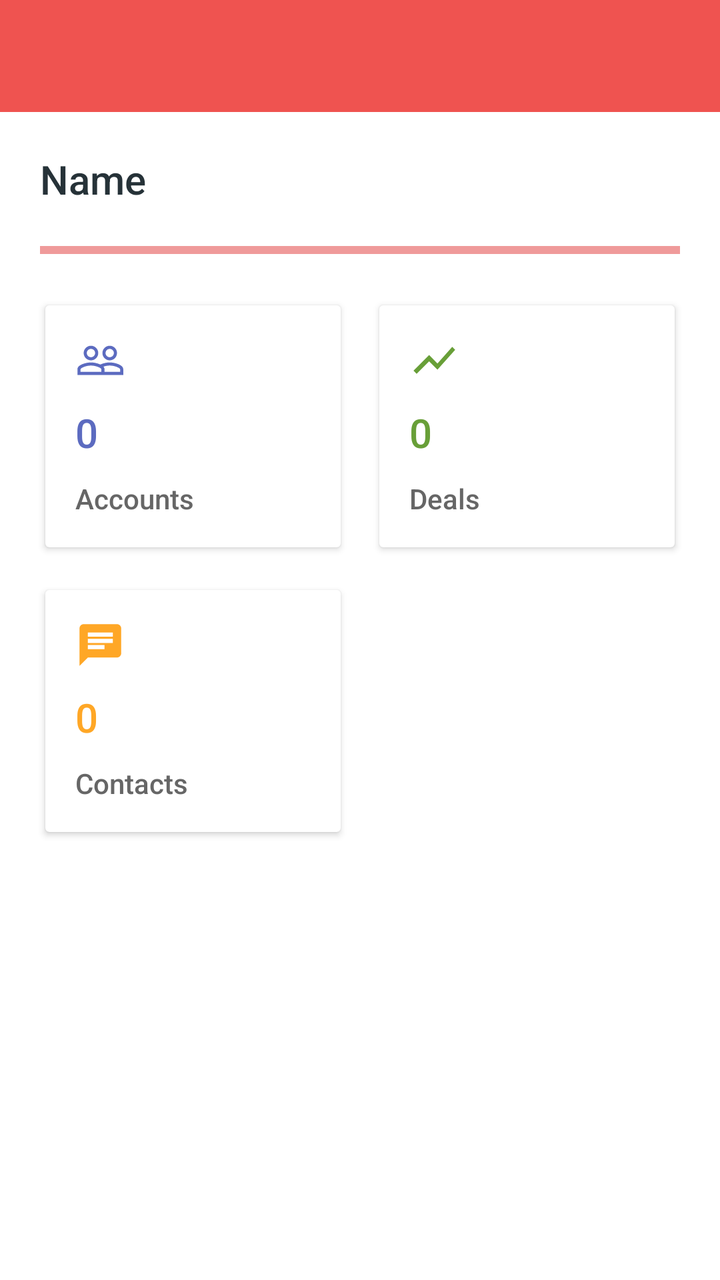
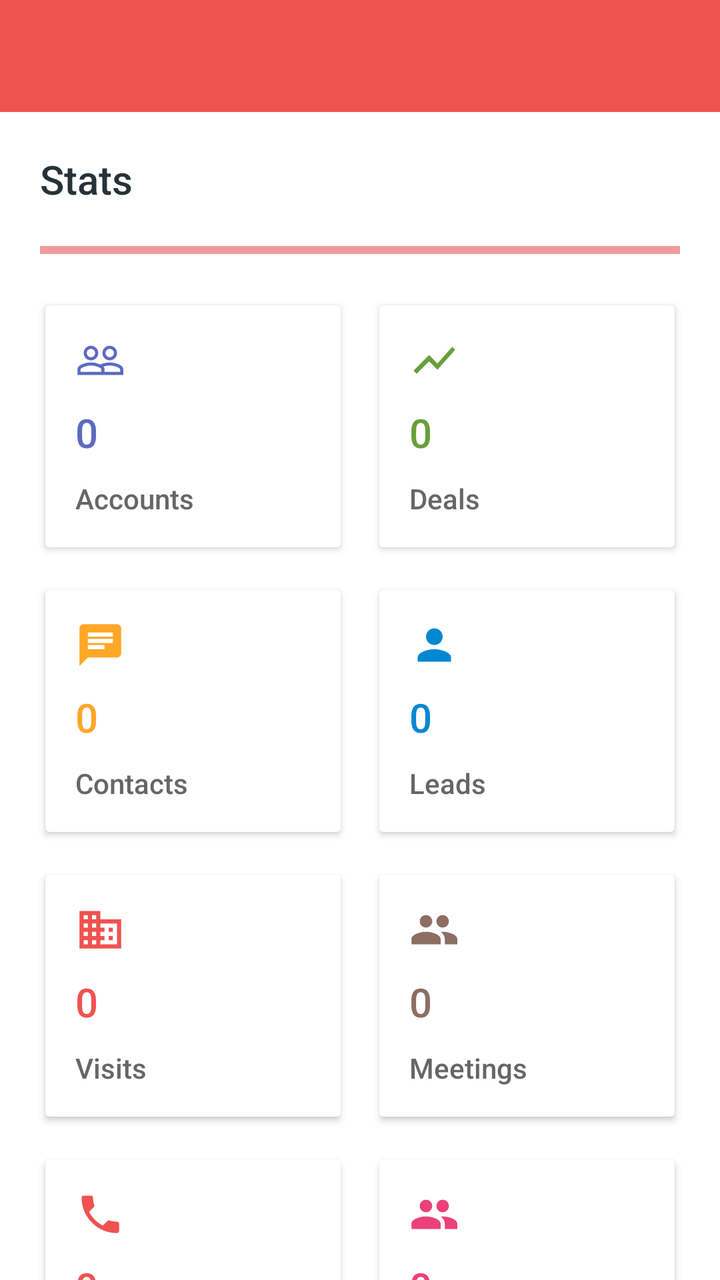

Before-and-after screenshots of an Android layout around one commit, followed by the original layout XML and the change that was made.
<!-- AndroidManifest.xml: application theme AppTheme -->
<!-- res/layout/activity_stats.xml -->
<?xml version="1.0" encoding="utf-8"?>
<LinearLayout xmlns:android="http://schemas.android.com/apk/res/android"
    xmlns:app="http://schemas.android.com/apk/res-auto"
    xmlns:tools="http://schemas.android.com/tools"
    android:id="@+id/main"
    android:orientation="vertical"
    android:layout_width="match_parent"
    android:layout_height="match_parent"
    tools:context=".UNUSEDAccountsActivity">

    <com.google.android.material.appbar.AppBarLayout
        android:layout_width="match_parent"
        android:layout_height="wrap_content">

        <include layout="@layout/toolbar" />

    </com.google.android.material.appbar.AppBarLayout>

    <androidx.core.widget.NestedScrollView xmlns:android="http://schemas.android.com/apk/res/android"
        xmlns:app="http://schemas.android.com/apk/res-auto"
        android:id="@+id/nested_content"
        android:layout_width="match_parent"
        android:layout_height="match_parent"
        android:background="@android:color/white"
        android:clipToPadding="false"
        android:scrollbars="none"
        android:scrollingCache="true"
        app:layout_behavior="@string/appbar_scrolling_view_behavior">

        <LinearLayout
            android:layout_width="match_parent"
            android:layout_height="wrap_content"
            android:orientation="vertical">

            
            
            
            
            
            
            
            



            <TextView
                android:layout_marginTop="@dimen/spacing_mlarge"
                android:layout_width="wrap_content"
                android:layout_height="wrap_content"
                android:text="Name"
                android:layout_marginLeft="@dimen/spacing_mlarge"
                android:layout_marginRight="@dimen/spacing_mlarge"
                android:id="@+id/profileNameTextView"
                android:textAppearance="@style/TextAppearance.AppCompat.Title"
                android:textColor="@color/blue_grey_900"
                app:fontFamily="sans-serif-medium" />




            <View
                android:layout_width="match_parent"
                android:layout_height="4dp"
                android:layout_margin="@dimen/spacing_mlarge"
                android:background="@color/red_200" />

            <LinearLayout
                android:layout_width="match_parent"
                android:layout_height="wrap_content"
                android:layout_marginLeft="@dimen/spacing_smlarge"
                android:layout_marginRight="@dimen/spacing_smlarge"
                android:orientation="horizontal">

                <androidx.cardview.widget.CardView
                    android:layout_width="0dp"
                    android:layout_height="wrap_content"
                    android:layout_marginBottom="@dimen/spacing_xsmall"
                    android:layout_marginLeft="@dimen/spacing_xsmall"
                    android:layout_marginRight="@dimen/spacing_xsmall"
                    android:layout_marginTop="@dimen/spacing_xsmall"
                    android:layout_weight="1"
                    android:visibility="visible"
                    app:cardCornerRadius="2dp"
                    app:cardElevation="2dp"
                    app:cardUseCompatPadding="true">

                    <LinearLayout
                        android:layout_width="match_parent"
                        android:layout_height="wrap_content"
                        android:orientation="vertical"
                        android:padding="@dimen/spacing_large">

                        <ImageView
                            android:layout_width="@dimen/spacing_mxlarge"
                            android:layout_height="@dimen/spacing_mxlarge"
                            app:srcCompat="@drawable/ic_people_outline"
                            app:tint="@color/indigo_400" />

                        <TextView
                            android:layout_width="wrap_content"
                            android:layout_height="wrap_content"
                            android:textSize="20dp"
                            android:id="@+id/accountsNumberTextView"
                            android:layout_marginTop="@dimen/spacing_middle"
                            android:text="0"
                            android:textAppearance="@style/Base.TextAppearance.AppCompat.Body2"
                            android:textColor="@color/indigo_400" />

                        <TextView
                            android:layout_width="wrap_content"
                            android:layout_height="wrap_content"
                            android:layout_marginTop="@dimen/spacing_middle"
                            android:text="Accounts"
                            android:textAppearance="@style/Base.TextAppearance.AppCompat.Body2"
                            android:textColor="@color/grey_60" />

                    </LinearLayout>

                </androidx.cardview.widget.CardView>

                <View
                    android:layout_width="@dimen/spacing_middle"
                    android:layout_height="0dp" />

                <androidx.cardview.widget.CardView
                    android:layout_width="0dp"
                    android:layout_height="wrap_content"
                    android:layout_marginBottom="@dimen/spacing_xsmall"
                    android:layout_marginLeft="@dimen/spacing_xsmall"
                    android:layout_marginRight="@dimen/spacing_xsmall"
                    android:layout_marginTop="@dimen/spacing_xsmall"
                    android:layout_weight="1"
                    android:visibility="visible"
                    app:cardCornerRadius="2dp"
                    app:cardElevation="2dp"
                    app:cardUseCompatPadding="true">

                    <LinearLayout
                        android:layout_width="match_parent"
                        android:layout_height="wrap_content"
                        android:orientation="vertical"
                        android:padding="@dimen/spacing_large">

                        <ImageView
                            android:layout_width="@dimen/spacing_mxlarge"
                            android:layout_height="@dimen/spacing_mxlarge"
                            app:srcCompat="@drawable/ic_show_chart"
                            app:tint="@color/light_green_700" />

                        <TextView
                            android:layout_width="wrap_content"
                            android:layout_height="wrap_content"
                            android:textSize="20dp"
                            android:id="@+id/dealsNumberTextView"
                            android:layout_marginTop="@dimen/spacing_middle"
                            android:text="0"
                            android:textAppearance="@style/Base.TextAppearance.AppCompat.Body2"
                            android:textColor="@color/light_green_700" />

                        <TextView
                            android:layout_width="wrap_content"
                            android:layout_height="wrap_content"
                            android:layout_marginTop="@dimen/spacing_middle"
                            android:text="Deals"
                            android:textAppearance="@style/Base.TextAppearance.AppCompat.Body2"
                            android:textColor="@color/grey_60" />

                    </LinearLayout>

                </androidx.cardview.widget.CardView>

            </LinearLayout>

            <LinearLayout
                android:layout_width="match_parent"
                android:layout_height="wrap_content"
                android:layout_marginLeft="@dimen/spacing_smlarge"
                android:layout_marginRight="@dimen/spacing_smlarge"
                android:layout_marginTop="@dimen/spacing_middle"
                android:orientation="horizontal">

                <androidx.cardview.widget.CardView
                    android:layout_width="0dp"
                    android:layout_height="wrap_content"
                    android:layout_marginBottom="@dimen/spacing_xsmall"
                    android:layout_marginLeft="@dimen/spacing_xsmall"
                    android:layout_marginRight="@dimen/spacing_xsmall"
                    android:layout_marginTop="@dimen/spacing_xsmall"
                    android:layout_weight="1"
                    android:visibility="visible"
                    app:cardCornerRadius="2dp"
                    app:cardElevation="2dp"
                    app:cardUseCompatPadding="true">

                    <LinearLayout
                        android:layout_width="match_parent"
                        android:layout_height="wrap_content"
                        android:orientation="vertical"
                        android:padding="@dimen/spacing_large">

                        <ImageView
                            android:layout_width="@dimen/spacing_mxlarge"
                            android:layout_height="@dimen/spacing_mxlarge"
                            app:srcCompat="@drawable/ic_chat"
                            app:tint="@color/orange_400" />

                        <TextView
                            android:layout_width="wrap_content"
                            android:layout_height="wrap_content"
                            android:textSize="20dp"
                            android:layout_marginTop="@dimen/spacing_middle"
                            android:text="0"
                            android:id="@+id/contactsNumberTextView"
                            android:textAppearance="@style/Base.TextAppearance.AppCompat.Body2"
                            android:textColor="@color/orange_400" />

                        <TextView
                            android:layout_width="wrap_content"
                            android:layout_height="wrap_content"
                            android:layout_marginTop="@dimen/spacing_middle"
                            android:text="Contacts"
                            android:textAppearance="@style/Base.TextAppearance.AppCompat.Body2"
                            android:textColor="@color/grey_60" />

                    </LinearLayout>

                </androidx.cardview.widget.CardView>

                <View
                    android:layout_width="@dimen/spacing_middle"
                    android:layout_height="0dp" />

                <View
                    android:layout_width="0dp"
                    android:layout_height="wrap_content"
                    android:layout_marginLeft="@dimen/spacing_xsmall"
                    android:layout_marginRight="@dimen/spacing_xsmall"
                    android:layout_weight="1" />

            </LinearLayout>

        </LinearLayout>

    </androidx.core.widget.NestedScrollView>

</LinearLayout>
<!-- res/layout/toolbar.xml (included above) -->
<?xml version="1.0" encoding="utf-8"?>
<androidx.appcompat.widget.Toolbar
    xmlns:android="http://schemas.android.com/apk/res/android"
    xmlns:app="http://schemas.android.com/apk/res-auto"
    android:id="@+id/toolbar"
    android:layout_width="match_parent"
    android:layout_height="?android:attr/actionBarSize"
    android:background="@color/colorPrimary"
    app:contentInsetStartWithNavigation="0dp"
    android:theme="@style/ThemeOverlay.AppCompat.Dark.ActionBar"
    app:popupTheme="@style/ThemeOverlay.AppCompat.Light"/>
<!-- resources referenced by this layout -->
<resources>
  <color name="blue_grey_900">#263238</color>
  <color name="colorPrimary">#ef5350</color>
  <color name="grey_60">#666666</color>
  <color name="indigo_400">#5C6BC0</color>
  <color name="light_green_700">#689F38</color>
  <color name="orange_400">#FFA726</color>
  <color name="red_200">#EF9A9A</color>
  <dimen name="spacing_large">15dp</dimen>
  <dimen name="spacing_middle">10dp</dimen>
  <dimen name="spacing_mlarge">20dp</dimen>
  <dimen name="spacing_mxlarge">25dp</dimen>
  <dimen name="spacing_smlarge">18dp</dimen>
  <dimen name="spacing_xsmall">2dp</dimen>
  <!-- drawable ic_show_chart (drawable) -->
  <vector android:height="24dp" android:tint="#FFFFFF"
      android:viewportHeight="24.0" android:viewportWidth="24.0"
      android:width="24dp" xmlns:android="http://schemas.android.com/apk/res/android">
      <path android:fillColor="#FF000000" android:pathData="M3.5,18.49l6,-6.01 4,4L22,6.92l-1.41,-1.41 -7.09,7.97 -4,-4L2,16.99z"/>
  </vector>
  <style name="AppTheme" parent="BaseTheme">
          <item name="android:windowContentTransitions">true</item>
  
  
          
      </style>
  <color name="colorPrimaryDark">#dc1814</color>
  <color name="colorAccent">#FF4081</color>
  <color name="blue_grey_600">#546E7A</color>
  <style name="Dialog.Theme" parent="Theme.AppCompat.Light.Dialog">
          <item name="colorPrimary">@color/colorPrimary</item>
          <item name="colorPrimaryDark">@color/colorPrimaryDark</item>
          <item name="colorAccent">@color/colorAccent</item>
      </style>
  <!-- unchanged entries left out for length: 3 -->
</resources>

<!-- the commit's change to res/layout/activity_stats.xml (unified diff, before → after) -->
@@ -47,7 +47,7 @@
                 android:layout_marginTop="@dimen/spacing_mlarge"
                 android:layout_width="wrap_content"
                 android:layout_height="wrap_content"
-                android:text="Name"
+                android:text="Stats"
                 android:layout_marginLeft="@dimen/spacing_mlarge"
                 android:layout_marginRight="@dimen/spacing_mlarge"
                 android:id="@+id/profileNameTextView"
@@ -230,12 +230,286 @@
                     android:layout_width="@dimen/spacing_middle"
                     android:layout_height="0dp" />
 
+
+
+
+
+
+
+                <androidx.cardview.widget.CardView
+                    android:layout_width="0dp"
+                    android:layout_height="wrap_content"
+                    android:layout_marginBottom="@dimen/spacing_xsmall"
+                    android:layout_marginLeft="@dimen/spacing_xsmall"
+                    android:layout_marginRight="@dimen/spacing_xsmall"
+                    android:layout_marginTop="@dimen/spacing_xsmall"
+                    android:layout_weight="1"
+                    android:visibility="visible"
+                    app:cardCornerRadius="2dp"
+                    app:cardElevation="2dp"
+                    app:cardUseCompatPadding="true">
+
+                    <LinearLayout
+                        android:layout_width="match_parent"
+                        android:layout_height="wrap_content"
+                        android:orientation="vertical"
+                        android:padding="@dimen/spacing_large">
+
+                        <ImageView
+                            android:layout_width="@dimen/spacing_mxlarge"
+                            android:layout_height="@dimen/spacing_mxlarge"
+                            app:srcCompat="@drawable/ic_person"
+                            app:tint="@color/light_blue_700" />
+
+                        <TextView
+                            android:layout_width="wrap_content"
+                            android:layout_height="wrap_content"
+                            android:textSize="20dp"
+                            android:id="@+id/leadsNumberTextView"
+                            android:layout_marginTop="@dimen/spacing_middle"
+                            android:text="0"
+                            android:textAppearance="@style/Base.TextAppearance.AppCompat.Body2"
+                            android:textColor="@color/light_blue_700" />
+
+                        <TextView
+                            android:layout_width="wrap_content"
+                            android:layout_height="wrap_content"
+                            android:layout_marginTop="@dimen/spacing_middle"
+                            android:text="Leads"
+                            android:textAppearance="@style/Base.TextAppearance.AppCompat.Body2"
+                            android:textColor="@color/grey_60" />
+
+                    </LinearLayout>
+
+                </androidx.cardview.widget.CardView>
+
+            </LinearLayout>
+
+            <LinearLayout
+                android:layout_width="match_parent"
+                android:layout_height="wrap_content"
+                android:layout_marginLeft="@dimen/spacing_smlarge"
+                android:layout_marginRight="@dimen/spacing_smlarge"
+                android:layout_marginTop="@dimen/spacing_middle"
+                android:orientation="horizontal">
+
+                <androidx.cardview.widget.CardView
+                    android:layout_width="0dp"
+                    android:layout_height="wrap_content"
+                    android:layout_marginBottom="@dimen/spacing_xsmall"
+                    android:layout_marginLeft="@dimen/spacing_xsmall"
+                    android:layout_marginRight="@dimen/spacing_xsmall"
+                    android:layout_marginTop="@dimen/spacing_xsmall"
+                    android:layout_weight="1"
+                    android:visibility="visible"
+                    app:cardCornerRadius="2dp"
+                    app:cardElevation="2dp"
+                    app:cardUseCompatPadding="true">
+
+                    <LinearLayout
+                        android:layout_width="match_parent"
+                        android:layout_height="wrap_content"
+                        android:orientation="vertical"
+                        android:padding="@dimen/spacing_large">
+
+                        <ImageView
+                            android:layout_width="@dimen/spacing_mxlarge"
+                            android:layout_height="@dimen/spacing_mxlarge"
+                            app:srcCompat="@drawable/ic_business"
+                            app:tint="@color/red_400" />
+
+                        <TextView
+                            android:layout_width="wrap_content"
+                            android:layout_height="wrap_content"
+                            android:textSize="20dp"
+                            android:layout_marginTop="@dimen/spacing_middle"
+                            android:text="0"
+                            android:id="@+id/visitsNumberTextView"
+                            android:textAppearance="@style/Base.TextAppearance.AppCompat.Body2"
+                            android:textColor="@color/red_400" />
+
+                        <TextView
+                            android:layout_width="wrap_content"
+                            android:layout_height="wrap_content"
+                            android:layout_marginTop="@dimen/spacing_middle"
+                            android:text="Visits"
+                            android:textAppearance="@style/Base.TextAppearance.AppCompat.Body2"
+                            android:textColor="@color/grey_60" />
+
+                    </LinearLayout>
+
+                </androidx.cardview.widget.CardView>
+
                 <View
-                    android:layout_width="0dp"
-                    android:layout_height="wrap_content"
-                    android:layout_marginLeft="@dimen/spacing_xsmall"
-                    android:layout_marginRight="@dimen/spacing_xsmall"
-                    android:layout_weight="1" />
+                    android:layout_width="@dimen/spacing_middle"
+                    android:layout_height="0dp" />
+
+                
+                
+                
+                
+                
+                
+                <androidx.cardview.widget.CardView
+                    android:layout_width="0dp"
+                    android:layout_height="wrap_content"
+                    android:layout_marginBottom="@dimen/spacing_xsmall"
+                    android:layout_marginLeft="@dimen/spacing_xsmall"
+                    android:layout_marginRight="@dimen/spacing_xsmall"
+                    android:layout_marginTop="@dimen/spacing_xsmall"
+                    android:layout_weight="1"
+                    android:visibility="visible"
+                    app:cardCornerRadius="2dp"
+                    app:cardElevation="2dp"
+                    app:cardUseCompatPadding="true">
+
+                    <LinearLayout
+                        android:layout_width="match_parent"
+                        android:layout_height="wrap_content"
+                        android:orientation="vertical"
+                        android:padding="@dimen/spacing_large">
+
+                        <ImageView
+                            android:layout_width="@dimen/spacing_mxlarge"
+                            android:layout_height="@dimen/spacing_mxlarge"
+                            app:srcCompat="@drawable/ic_peoples"
+                            app:tint="@color/brown_400" />
+
+                        <TextView
+                            android:layout_width="wrap_content"
+                            android:layout_height="wrap_content"
+                            android:textSize="20dp"
+                            android:id="@+id/meetingsNumberTextView"
+                            android:layout_marginTop="@dimen/spacing_middle"
+                            android:text="0"
+                            android:textAppearance="@style/Base.TextAppearance.AppCompat.Body2"
+                            android:textColor="@color/brown_400" />
+
+                        <TextView
+                            android:layout_width="wrap_content"
+                            android:layout_height="wrap_content"
+                            android:layout_marginTop="@dimen/spacing_middle"
+                            android:text="Meetings"
+                            android:textAppearance="@style/Base.TextAppearance.AppCompat.Body2"
+                            android:textColor="@color/grey_60" />
+
+                    </LinearLayout>
+
+                </androidx.cardview.widget.CardView>
+
+            </LinearLayout>
+
+            <LinearLayout
+                android:layout_width="match_parent"
+                android:layout_height="wrap_content"
+                android:layout_marginLeft="@dimen/spacing_smlarge"
+                android:layout_marginRight="@dimen/spacing_smlarge"
+                android:layout_marginTop="@dimen/spacing_middle"
+                android:orientation="horizontal">
+
+                <androidx.cardview.widget.CardView
+                    android:layout_width="0dp"
+                    android:layout_height="wrap_content"
+                    android:layout_marginBottom="@dimen/spacing_xsmall"
+                    android:layout_marginLeft="@dimen/spacing_xsmall"
+                    android:layout_marginRight="@dimen/spacing_xsmall"
+                    android:layout_marginTop="@dimen/spacing_xsmall"
+                    android:layout_weight="1"
+                    android:visibility="visible"
+                    app:cardCornerRadius="2dp"
+                    app:cardElevation="2dp"
+                    app:cardUseCompatPadding="true">
+
+                    <LinearLayout
+                        android:layout_width="match_parent"
+                        android:layout_height="wrap_content"
+                        android:orientation="vertical"
+                        android:padding="@dimen/spacing_large">
+
+                        <ImageView
+                            android:layout_width="@dimen/spacing_mxlarge"
+                            android:layout_height="@dimen/spacing_mxlarge"
+                            app:srcCompat="@drawable/ic_call"
+                            app:tint="@color/red_400" />
+
+                        <TextView
+                            android:layout_width="wrap_content"
+                            android:layout_height="wrap_content"
+                            android:textSize="20dp"
+                            android:layout_marginTop="@dimen/spacing_middle"
+                            android:text="0"
+                            android:id="@+id/callsNumberTextView"
+                            android:textAppearance="@style/Base.TextAppearance.AppCompat.Body2"
+                            android:textColor="@color/red_400" />
+
+                        <TextView
+                            android:layout_width="wrap_content"
+                            android:layout_height="wrap_content"
+                            android:layout_marginTop="@dimen/spacing_middle"
+                            android:text="Visits"
+                            android:textAppearance="@style/Base.TextAppearance.AppCompat.Body2"
+                            android:textColor="@color/grey_60" />
+
+                    </LinearLayout>
+
+                </androidx.cardview.widget.CardView>
+
+                <View
+                    android:layout_width="@dimen/spacing_middle"
+                    android:layout_height="0dp" />
+
+                
+                
+                
+                
+                
+                
+                <androidx.cardview.widget.CardView
+                    android:layout_width="0dp"
+                    android:layout_height="wrap_content"
+                    android:layout_marginBottom="@dimen/spacing_xsmall"
+                    android:layout_marginLeft="@dimen/spacing_xsmall"
+                    android:layout_marginRight="@dimen/spacing_xsmall"
+                    android:layout_marginTop="@dimen/spacing_xsmall"
+                    android:layout_weight="1"
+                    android:visibility="visible"
+                    app:cardCornerRadius="2dp"
+                    app:cardElevation="2dp"
+                    app:cardUseCompatPadding="true">
+
+                    <LinearLayout
+                        android:layout_width="match_parent"
+                        android:layout_height="wrap_content"
+                        android:orientation="vertical"
+                        android:padding="@dimen/spacing_large">
+
+                        <ImageView
+                            android:layout_width="@dimen/spacing_mxlarge"
+                            android:layout_height="@dimen/spacing_mxlarge"
+                            app:srcCompat="@drawable/ic_peoples"
+                            app:tint="@color/pink_400" />
+
+                        <TextView
+                            android:layout_width="wrap_content"
+                            android:layout_height="wrap_content"
+                            android:textSize="20dp"
+                            android:id="@+id/tasksNumberTextView"
+                            android:layout_marginTop="@dimen/spacing_middle"
+                            android:text="0"
+                            android:textAppearance="@style/Base.TextAppearance.AppCompat.Body2"
+                            android:textColor="@color/pink_400" />
+
+                        <TextView
+                            android:layout_width="wrap_content"
+                            android:layout_height="wrap_content"
+                            android:layout_marginTop="@dimen/spacing_middle"
+                            android:text="Tasks"
+                            android:textAppearance="@style/Base.TextAppearance.AppCompat.Body2"
+                            android:textColor="@color/grey_60" />
+
+                    </LinearLayout>
+
+                </androidx.cardview.widget.CardView>
 
             </LinearLayout>
 
<!-- resource entries referenced after the edit -->
@@ -1,18 +1,58 @@
 <!-- resources referenced by this layout -->
 <resources>
   <color name="blue_grey_900">#263238</color>
+  <color name="brown_400">#8D6E63</color>
   <color name="colorPrimary">#ef5350</color>
   <color name="grey_60">#666666</color>
   <color name="indigo_400">#5C6BC0</color>
+  <color name="light_blue_700">#0288D1</color>
   <color name="light_green_700">#689F38</color>
   <color name="orange_400">#FFA726</color>
+  <color name="pink_400">#EC407A</color>
   <color name="red_200">#EF9A9A</color>
+  <color name="red_400">#EF5350</color>
   <dimen name="spacing_large">15dp</dimen>
   <dimen name="spacing_middle">10dp</dimen>
   <dimen name="spacing_mlarge">20dp</dimen>
   <dimen name="spacing_mxlarge">25dp</dimen>
   <dimen name="spacing_smlarge">18dp</dimen>
   <dimen name="spacing_xsmall">2dp</dimen>
+  <!-- drawable ic_business (drawable) -->
+  <vector android:height="24dp" android:tint="#FFFFFF"
+      android:viewportHeight="24.0" android:viewportWidth="24.0"
+      android:width="24dp" xmlns:android="http://schemas.android.com/apk/res/android">
+      <path android:fillColor="#FF000000" android:pathData="M12,7L12,3L2,3v18h20L22,7L12,7zM6,19L4,19v-2h2v2zM6,15L4,15v-2h2v2zM6,11L4,11L4,9h2v2zM6,7L4,7L4,5h2v2zM10,19L8,19v-2h2v2zM10,15L8,15v-2h2v2zM10,11L8,11L8,9h2v2zM10,7L8,7L8,5h2v2zM20,19h-8v-2h2v-2h-2v-2h2v-2h-2L12,9h8v10zM18,11h-2v2h2v-2zM18,15h-2v2h2v-2z"/>
+  </vector>
+  <!-- drawable ic_call (drawable) -->
+  <vector xmlns:android="http://schemas.android.com/apk/res/android"
+          android:width="24dp"
+          android:height="24dp"
+          android:viewportWidth="24.0"
+          android:viewportHeight="24.0">
+      <path
+          android:fillColor="#FFFFFFFF"
+          android:pathData="M6.62,10.79c1.44,2.83 3.76,5.14 6.59,6.59l2.2,-2.2c0.27,-0.27 0.67,-0.36 1.02,-0.24 1.12,0.37 2.33,0.57 3.57,0.57 0.55,0 1,0.45 1,1V20c0,0.55 -0.45,1 -1,1 -9.39,0 -17,-7.61 -17,-17 0,-0.55 0.45,-1 1,-1h3.5c0.55,0 1,0.45 1,1 0,1.25 0.2,2.45 0.57,3.57 0.11,0.35 0.03,0.74 -0.25,1.02l-2.2,2.2z"/>
+  </vector>
+  <!-- drawable ic_peoples (drawable) -->
+  <vector xmlns:android="http://schemas.android.com/apk/res/android"
+          android:width="24dp"
+          android:height="24dp"
+          android:viewportWidth="24.0"
+          android:viewportHeight="24.0">
+      <path
+          android:fillColor="#FFFFFFFF"
+          android:pathData="M16,11c1.66,0 2.99,-1.34 2.99,-3S17.66,5 16,5c-1.66,0 -3,1.34 -3,3s1.34,3 3,3zM8,11c1.66,0 2.99,-1.34 2.99,-3S9.66,5 8,5C6.34,5 5,6.34 5,8s1.34,3 3,3zM8,13c-2.33,0 -7,1.17 -7,3.5L1,19h14v-2.5c0,-2.33 -4.67,-3.5 -7,-3.5zM16,13c-0.29,0 -0.62,0.02 -0.97,0.05 1.16,0.84 1.97,1.97 1.97,3.45L17,19h6v-2.5c0,-2.33 -4.67,-3.5 -7,-3.5z"/>
+  </vector>
+  <!-- drawable ic_person (drawable) -->
+  <vector xmlns:android="http://schemas.android.com/apk/res/android"
+          android:width="24dp"
+          android:height="24dp"
+          android:viewportWidth="24.0"
+          android:viewportHeight="24.0">
+      <path
+          android:fillColor="#FFFFFFFF"
+          android:pathData="M12,12c2.21,0 4,-1.79 4,-4s-1.79,-4 -4,-4 -4,1.79 -4,4 1.79,4 4,4zM12,14c-2.67,0 -8,1.34 -8,4v2h16v-2c0,-2.66 -5.33,-4 -8,-4z"/>
+  </vector>
   <!-- drawable ic_show_chart (drawable) -->
   <vector android:height="24dp" android:tint="#FFFFFF"
       android:viewportHeight="24.0" android:viewportWidth="24.0"
